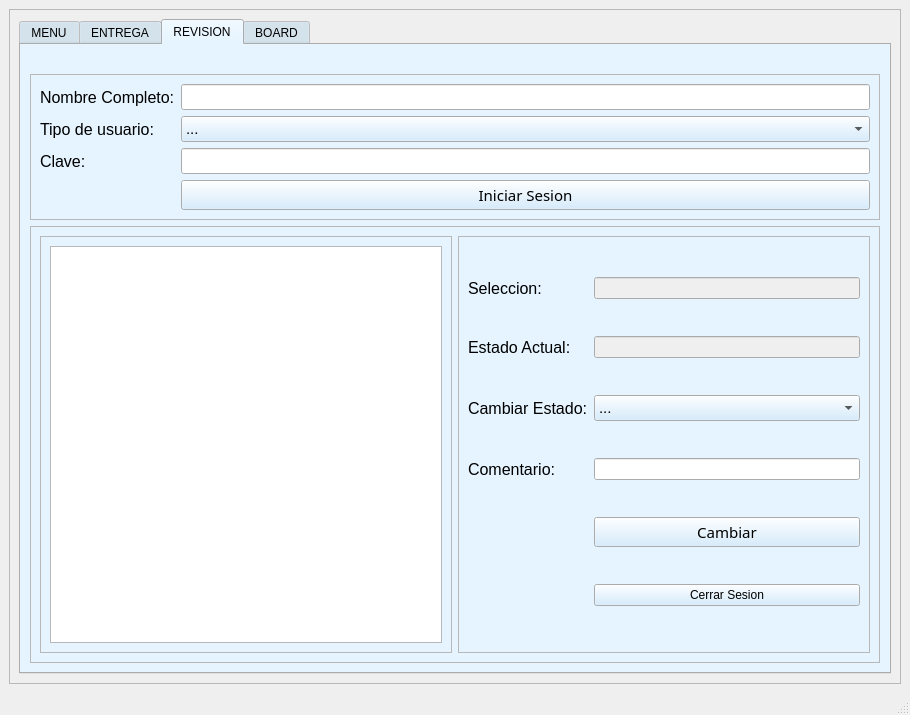
The window that mainwindow.ui (fer-hnndz/proyecto-silabos) describes before a commit, drawn with Qt 5.
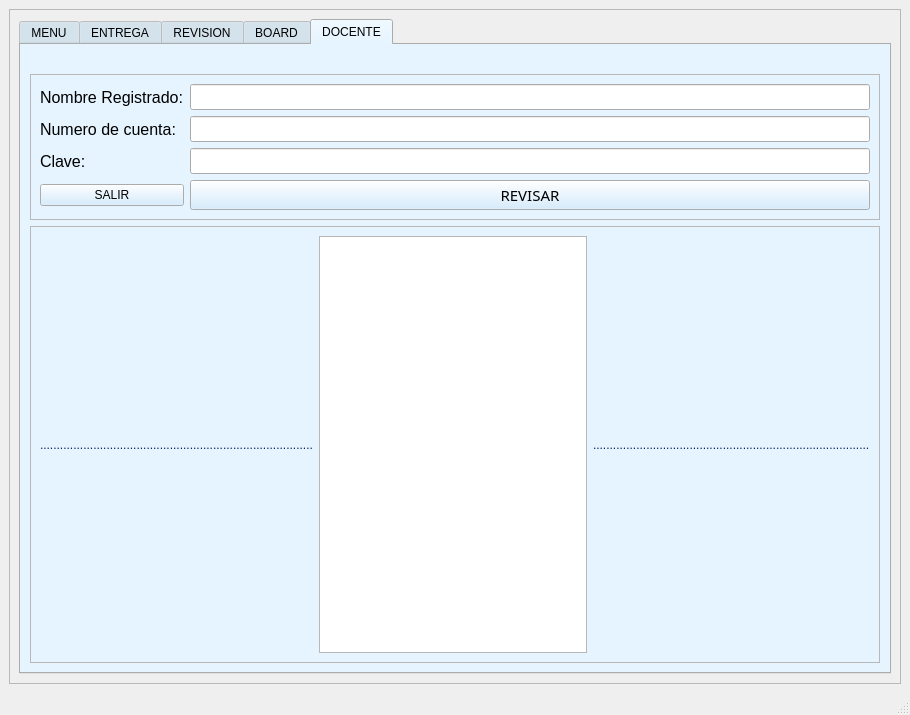
The same window after the commit.

Diff of the .ui file:
```diff
--- a/mainwindow.ui
+++ b/mainwindow.ui
@@ -107,7 +107,7 @@
            </palette>
           </property>
           <property name="currentIndex">
-           <number>2</number>
+           <number>4</number>
           </property>
           <widget class="QWidget" name="tab">
            <attribute name="title">
@@ -1183,6 +1183,368 @@
             </item>
            </layout>
           </widget>
+          <widget class="QWidget" name="tab_5">
+           <attribute name="title">
+            <string>DOCENTE</string>
+           </attribute>
+           <layout class="QGridLayout" name="gridLayout_18">
+            <item row="0" column="0">
+             <widget class="QLabel" name="Dlbl_png">
+              <property name="text">
+               <string/>
+              </property>
+              <property name="scaledContents">
+               <bool>true</bool>
+              </property>
+             </widget>
+            </item>
+            <item row="1" column="0">
+             <widget class="QFrame" name="Dframe1">
+              <property name="frameShape">
+               <enum>QFrame::StyledPanel</enum>
+              </property>
+              <property name="frameShadow">
+               <enum>QFrame::Raised</enum>
+              </property>
+              <layout class="QGridLayout" name="gridLayout_16">
+               <item row="1" column="1">
+                <widget class="QLineEdit" name="Dle_cuenta">
+                 <property name="font">
+                  <font>
+                   <pointsize>11</pointsize>
+                  </font>
+                 </property>
+                </widget>
+               </item>
+               <item row="2" column="0">
+                <widget class="QLabel" name="Dlbl_contraE">
+                 <property name="font">
+                  <font>
+                   <pointsize>12</pointsize>
+                  </font>
+                 </property>
+                 <property name="text">
+                  <string>Clave:</string>
+                 </property>
+                </widget>
+               </item>
+               <item row="2" column="1">
+                <widget class="QLineEdit" name="Dle_clave">
+                 <property name="font">
+                  <font>
+                   <pointsize>11</pointsize>
+                  </font>
+                 </property>
+                </widget>
+               </item>
+               <item row="1" column="0">
+                <widget class="QLabel" name="Dlbl_cuenta">
+                 <property name="font">
+                  <font>
+                   <pointsize>12</pointsize>
+                  </font>
+                 </property>
+                 <property name="text">
+                  <string>Numero de cuenta:</string>
+                 </property>
+                </widget>
+               </item>
+               <item row="3" column="1">
+                <widget class="QPushButton" name="Dbtn_sesion">
+                 <property name="palette">
+                  <palette>
+                   <active>
+                    <colorrole role="Button">
+                     <brush brushstyle="SolidPattern">
+                      <color alpha="255">
+                       <red>203</red>
+                       <green>232</green>
+                       <blue>255</blue>
+                      </color>
+                     </brush>
+                    </colorrole>
+                   </active>
+                   <inactive>
+                    <colorrole role="Button">
+                     <brush brushstyle="SolidPattern">
+                      <color alpha="255">
+                       <red>203</red>
+                       <green>232</green>
+                       <blue>255</blue>
+                      </color>
+                     </brush>
+                    </colorrole>
+                   </inactive>
+                   <disabled>
+                    <colorrole role="Button">
+                     <brush brushstyle="SolidPattern">
+                      <color alpha="255">
+                       <red>203</red>
+                       <green>232</green>
+                       <blue>255</blue>
+                      </color>
+                     </brush>
+                    </colorrole>
+                   </disabled>
+                  </palette>
+                 </property>
+                 <property name="font">
+                  <font>
+                   <family>Sans Serif Collection</family>
+                   <pointsize>11</pointsize>
+                   <weight>50</weight>
+                   <bold>false</bold>
+                  </font>
+                 </property>
+                 <property name="text">
+                  <string>REVISAR</string>
+                 </property>
+                </widget>
+               </item>
+               <item row="0" column="1">
+                <widget class="QLineEdit" name="Dle_name">
+                 <property name="font">
+                  <font>
+                   <pointsize>11</pointsize>
+                  </font>
+                 </property>
+                </widget>
+               </item>
+               <item row="0" column="0">
+                <widget class="QLabel" name="Dlbl_name">
+                 <property name="font">
+                  <font>
+                   <pointsize>12</pointsize>
+                  </font>
+                 </property>
+                 <property name="text">
+                  <string>Nombre Registrado:</string>
+                 </property>
+                </widget>
+               </item>
+               <item row="3" column="0">
+                <widget class="QPushButton" name="Dbtn_salir">
+                 <property name="text">
+                  <string>SALIR</string>
+                 </property>
+                </widget>
+               </item>
+              </layout>
+             </widget>
+            </item>
+            <item row="2" column="0">
+             <widget class="QFrame" name="Dframe2">
+              <property name="frameShape">
+               <enum>QFrame::StyledPanel</enum>
+              </property>
+              <property name="frameShadow">
+               <enum>QFrame::Raised</enum>
+              </property>
+              <layout class="QGridLayout" name="gridLayout_17">
+               <item row="0" column="1">
+                <widget class="QTableWidget" name="DRTW_revision"/>
+               </item>
+               <item row="0" column="0">
+                <widget class="QLabel" name="Dlabel2">
+                 <property name="palette">
+                  <palette>
+                   <active>
+                    <colorrole role="WindowText">
+                     <brush brushstyle="SolidPattern">
+                      <color alpha="255">
+                       <red>6</red>
+                       <green>36</green>
+                       <blue>88</blue>
+                      </color>
+                     </brush>
+                    </colorrole>
+                    <colorrole role="Text">
+                     <brush brushstyle="SolidPattern">
+                      <color alpha="255">
+                       <red>6</red>
+                       <green>36</green>
+                       <blue>88</blue>
+                      </color>
+                     </brush>
+                    </colorrole>
+                    <colorrole role="PlaceholderText">
+                     <brush brushstyle="SolidPattern">
+                      <color alpha="128">
+                       <red>6</red>
+                       <green>36</green>
+                       <blue>88</blue>
+                      </color>
+                     </brush>
+                    </colorrole>
+                   </active>
+                   <inactive>
+                    <colorrole role="WindowText">
+                     <brush brushstyle="SolidPattern">
+                      <color alpha="255">
+                       <red>6</red>
+                       <green>36</green>
+                       <blue>88</blue>
+                      </color>
+                     </brush>
+                    </colorrole>
+                    <colorrole role="Text">
+                     <brush brushstyle="SolidPattern">
+                      <color alpha="255">
+                       <red>6</red>
+                       <green>36</green>
+                       <blue>88</blue>
+                      </color>
+                     </brush>
+                    </colorrole>
+                    <colorrole role="PlaceholderText">
+                     <brush brushstyle="SolidPattern">
+                      <color alpha="128">
+                       <red>6</red>
+                       <green>36</green>
+                       <blue>88</blue>
+                      </color>
+                     </brush>
+                    </colorrole>
+                   </inactive>
+                   <disabled>
+                    <colorrole role="WindowText">
+                     <brush brushstyle="SolidPattern">
+                      <color alpha="255">
+                       <red>120</red>
+                       <green>120</green>
+                       <blue>120</blue>
+                      </color>
+                     </brush>
+                    </colorrole>
+                    <colorrole role="Text">
+                     <brush brushstyle="SolidPattern">
+                      <color alpha="255">
+                       <red>120</red>
+                       <green>120</green>
+                       <blue>120</blue>
+                      </color>
+                     </brush>
+                    </colorrole>
+                    <colorrole role="PlaceholderText">
+                     <brush brushstyle="SolidPattern">
+                      <color alpha="128">
+                       <red>0</red>
+                       <green>0</green>
+                       <blue>0</blue>
+                      </color>
+                     </brush>
+                    </colorrole>
+                   </disabled>
+                  </palette>
+                 </property>
+                 <property name="text">
+                  <string>..................................................................................</string>
+                 </property>
+                </widget>
+               </item>
+               <item row="0" column="2">
+                <widget class="QLabel" name="Dlabel">
+                 <property name="palette">
+                  <palette>
+                   <active>
+                    <colorrole role="WindowText">
+                     <brush brushstyle="SolidPattern">
+                      <color alpha="255">
+                       <red>6</red>
+                       <green>36</green>
+                       <blue>88</blue>
+                      </color>
+                     </brush>
+                    </colorrole>
+                    <colorrole role="Text">
+                     <brush brushstyle="SolidPattern">
+                      <color alpha="255">
+                       <red>6</red>
+                       <green>36</green>
+                       <blue>88</blue>
+                      </color>
+                     </brush>
+                    </colorrole>
+                    <colorrole role="PlaceholderText">
+                     <brush brushstyle="SolidPattern">
+                      <color alpha="128">
+                       <red>6</red>
+                       <green>36</green>
+                       <blue>88</blue>
+                      </color>
+                     </brush>
+                    </colorrole>
+                   </active>
+                   <inactive>
+                    <colorrole role="WindowText">
+                     <brush brushstyle="SolidPattern">
+                      <color alpha="255">
+                       <red>6</red>
+                       <green>36</green>
+                       <blue>88</blue>
+                      </color>
+                     </brush>
+                    </colorrole>
+                    <colorrole role="Text">
+                     <brush brushstyle="SolidPattern">
+                      <color alpha="255">
+                       <red>6</red>
+                       <green>36</green>
+                       <blue>88</blue>
+                      </color>
+                     </brush>
+                    </colorrole>
+                    <colorrole role="PlaceholderText">
+                     <brush brushstyle="SolidPattern">
+                      <color alpha="128">
+                       <red>6</red>
+                       <green>36</green>
+                       <blue>88</blue>
+                      </color>
+                     </brush>
+                    </colorrole>
+                   </inactive>
+                   <disabled>
+                    <colorrole role="WindowText">
+                     <brush brushstyle="SolidPattern">
+                      <color alpha="255">
+                       <red>120</red>
+                       <green>120</green>
+                       <blue>120</blue>
+                      </color>
+                     </brush>
+                    </colorrole>
+                    <colorrole role="Text">
+                     <brush brushstyle="SolidPattern">
+                      <color alpha="255">
+                       <red>120</red>
+                       <green>120</green>
+                       <blue>120</blue>
+                      </color>
+                     </brush>
+                    </colorrole>
+                    <colorrole role="PlaceholderText">
+                     <brush brushstyle="SolidPattern">
+                      <color alpha="128">
+                       <red>0</red>
+                       <green>0</green>
+                       <blue>0</blue>
+                      </color>
+                     </brush>
+                    </colorrole>
+                   </disabled>
+                  </palette>
+                 </property>
+                 <property name="text">
+                  <string>...................................................................................</string>
+                 </property>
+                </widget>
+               </item>
+              </layout>
+             </widget>
+            </item>
+           </layout>
+          </widget>
          </widget>
         </item>
        </layout>
```
Left out of the diff: 424 changed lines with no effect on the pictures.
